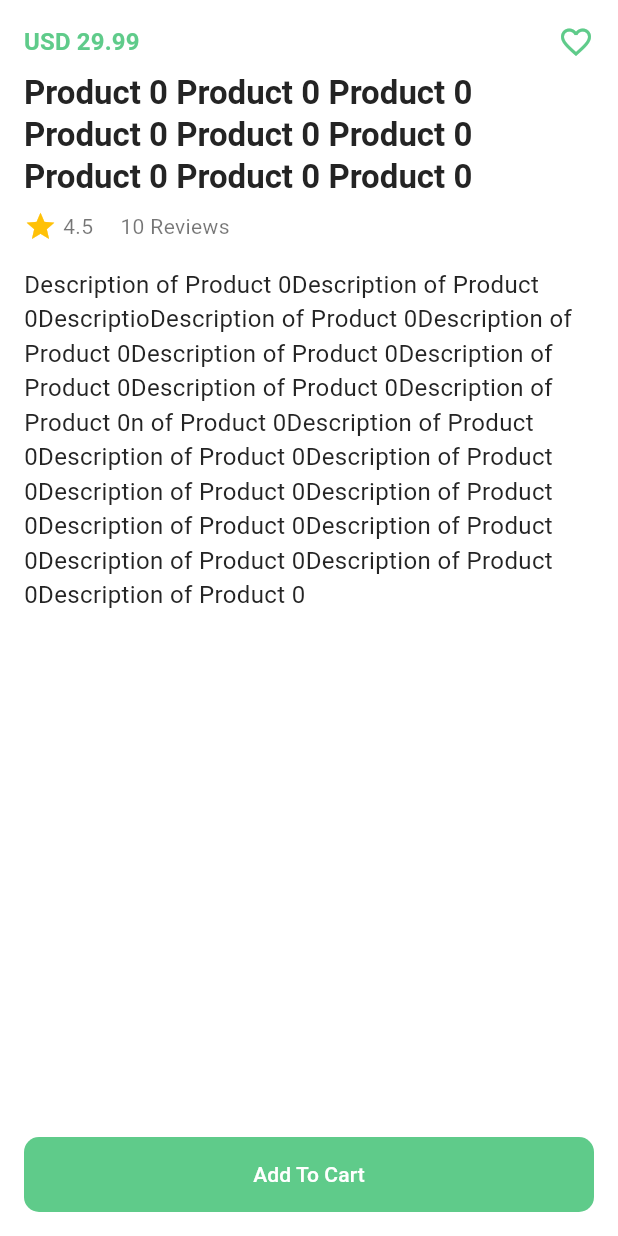
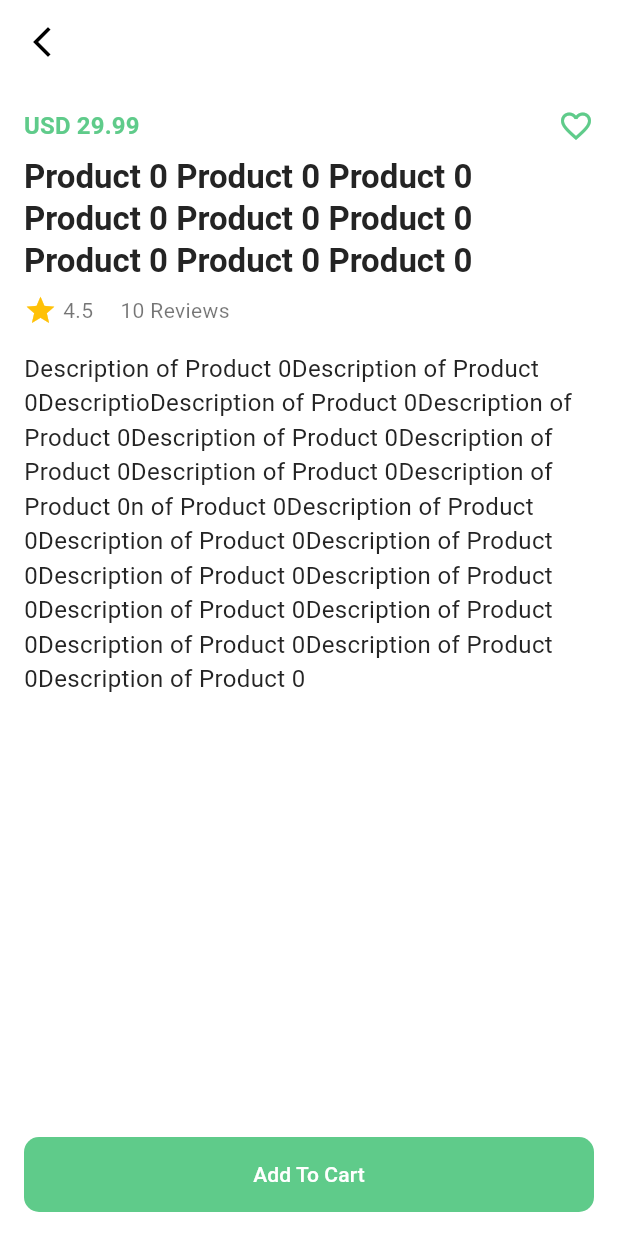
Before and after one commit to nicholas-stancio-saka/shop_it, a Flutter app: the screen it shows after launch, after a tap on an icon or button, on a phone screen of 412 x 824 dp. Run offline on Flutter 3.47's test engine with Material 3 defaults, Android fonts, the phone set to English and light mode, and no system bars; our stand-ins replace dio, firebase_core, firebase_crashlytics, flutter_easyloading, get, get_storage; accounts and stored records are empty; network calls fail.

Commit message:
Beautify Product Detail

```diff
--- a/lib/features/product_detail/presentation/views/product_detail.dart
+++ b/lib/features/product_detail/presentation/views/product_detail.dart
@@ -13,9 +13,15 @@ class ProductDetail extends StatelessWidget {
   @override
   Widget build(BuildContext context) {
     return AppPage(
+      title: '',
+      actions: const [
+        // TODO: To Cart
+      ],
       body: Stack(
         children: [
-          ListView(
+          Padding(
+            padding: const EdgeInsets.only(bottom: 80.0), // Add Padding for button
+            child: ListView(
               children: [
                 _buildImage(),
                 Padding(
@@ -23,6 +29,7 @@ class ProductDetail extends StatelessWidget {
                   child: _buildContent(),
                 ),
               ],
+            ),
           ),
           _buildProceedButton(),
         ],
@@ -68,7 +75,6 @@ class ProductDetail extends StatelessWidget {
           product.description,
           style: const TextStyle(fontSize: 16.0),
         ),
-        const SizedBox(height: 80.0), // Add Padding for button
       ],
     );
   }
@@ -100,7 +106,7 @@ class ProductDetail extends StatelessWidget {
         height: 50,
         child: AppButton(
           onTap: () {
-            // TODO: Handle tap
+            // TODO: To Cart
           },
           child: const Text(
             'Add To Cart',
--- a/lib/features/shared/widgets/page.dart
+++ b/lib/features/shared/widgets/page.dart
@@ -1,7 +1,13 @@
 import 'package:flutter/material.dart';
+import 'package:get/get.dart';
 
+/// [Title] is required to show the [AppBar].
+/// If there is no title, use empty string instead of null to show the [AppBar]
+///
 class AppPage extends StatelessWidget {
   final Widget body;
+  final String? title;
+  final List<Widget>? actions;
   final Color? backgroundColor;
   final ImageProvider? backgroundImage;
   final Widget? backgroundWidget;
@@ -9,6 +15,8 @@ class AppPage extends StatelessWidget {
 
   const AppPage({
     required this.body,
+    this.title,
+    this.actions,
     this.backgroundColor,
     this.backgroundImage,
     this.backgroundWidget,
@@ -27,6 +35,21 @@ class AppPage extends StatelessWidget {
         child: Scaffold(
           resizeToAvoidBottomInset: true,
           backgroundColor: backgroundColor,
+          appBar: title == null
+              ? null
+              : AppBar(
+                  leading: GestureDetector(
+                    onTap: () => Get.back(),
+                    child: const Icon(Icons.arrow_back_ios_new),
+                  ),
+                  title: Text(title ?? ''),
+                  actions: [
+                    ...?actions,
+                    Container(
+                      width: 14, // Add Gap
+                    ),
+                  ],
+                ),
           body: Stack(
             children: [
               if (backgroundImage != null)
```
Lines whose indentation alone changed are shown as unchanged.
